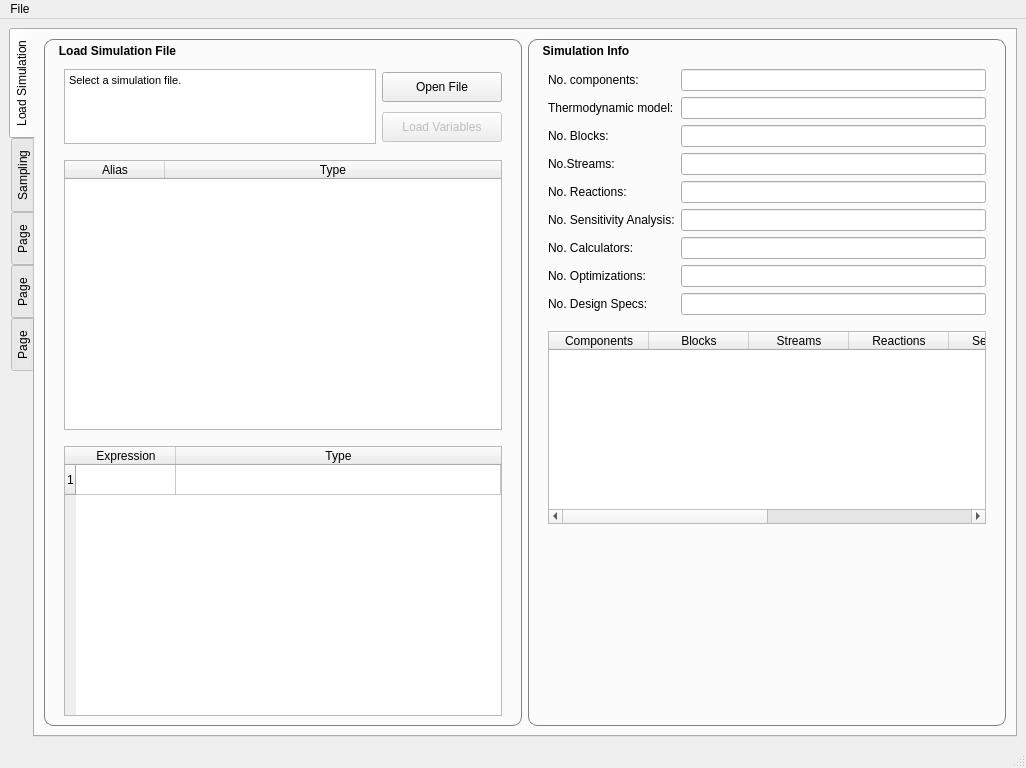
This is gui/views/ui_files/mainwindow.ui in feslima/metacontrol as Qt 5 draws it before an edit. The edited form follows.
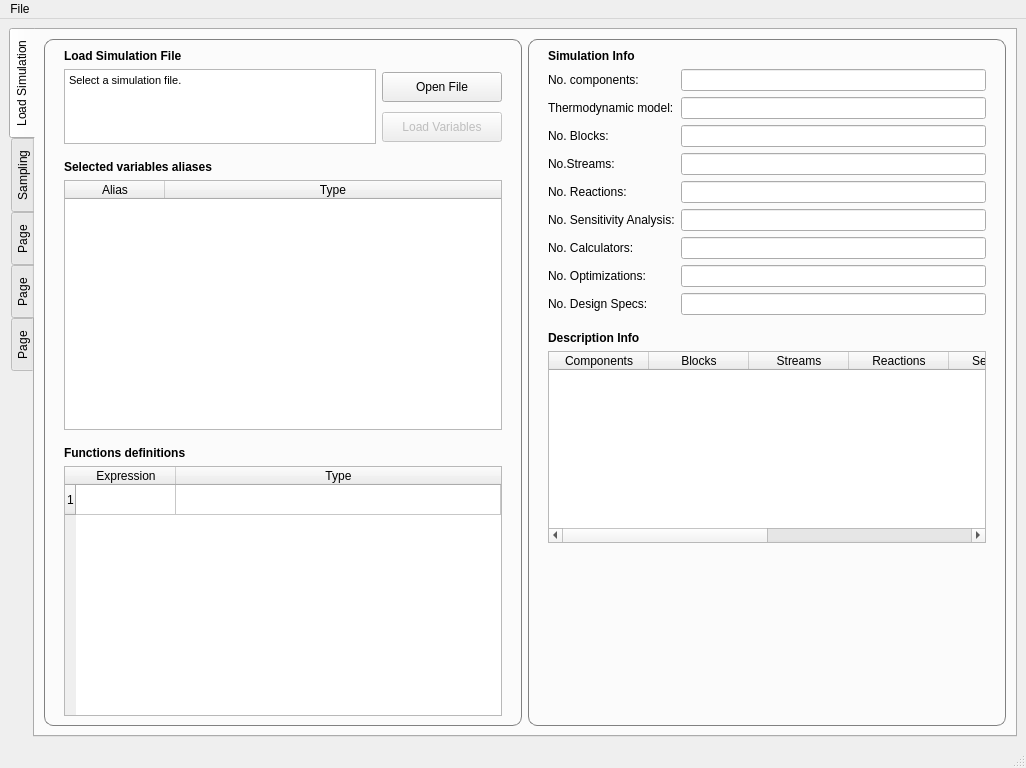
This is the edited form. Icons and pictures are not drawn.

Commit message: minor reformulation in mainwindow GUI structure.

Diff of the .ui file:
```diff
--- a/gui/views/ui_files/mainwindow.ui
+++ b/gui/views/ui_files/mainwindow.ui
@@ -110,9 +110,64 @@
 }</string>
           </property>
           <property name="title">
-           <string>Load Simulation File</string>
+           <string/>
           </property>
           <layout class="QGridLayout" name="gridLayout">
+           <item row="4" column="1">
+            <widget class="QLabel" name="label_11">
+             <property name="font">
+              <font>
+               <weight>75</weight>
+               <bold>true</bold>
+              </font>
+             </property>
+             <property name="text">
+              <string>Selected variables aliases</string>
+             </property>
+            </widget>
+           </item>
+           <item row="7" column="1">
+            <widget class="QLabel" name="label_12">
+             <property name="font">
+              <font>
+               <weight>75</weight>
+               <bold>true</bold>
+              </font>
+             </property>
+             <property name="text">
+              <string>Functions definitions</string>
+             </property>
+            </widget>
+           </item>
+           <item row="0" column="1">
+            <widget class="QLabel" name="label_13">
+             <property name="font">
+              <font>
+               <weight>75</weight>
+               <bold>true</bold>
+              </font>
+             </property>
+             <property name="text">
+              <string>Load Simulation File</string>
+             </property>
+            </widget>
+           </item>
+           <item row="3" column="1">
+            <spacer name="verticalSpacer">
+             <property name="orientation">
+              <enum>Qt::Vertical</enum>
+             </property>
+             <property name="sizeType">
+              <enum>QSizePolicy::Fixed</enum>
+             </property>
+             <property name="sizeHint" stdset="0">
+              <size>
+               <width>20</width>
+               <height>10</height>
+              </size>
+             </property>
+            </spacer>
+           </item>
            <item row="1" column="2">
             <widget class="QPushButton" name="buttonOpenSimFile">
              <property name="sizePolicy">
@@ -220,44 +275,6 @@
              </property>
             </spacer>
            </item>
-           <item row="0" column="1">
-            <spacer name="verticalSpacer_2">
-             <property name="orientation">
-              <enum>Qt::Vertical</enum>
-             </property>
-             <property name="sizeType">
-              <enum>QSizePolicy::Fixed</enum>
-             </property>
-             <property name="sizeHint" stdset="0">
-              <size>
-               <width>20</width>
-               <height>20</height>
-              </size>
-             </property>
-            </spacer>
-           </item>
-           <item row="6" column="1" colspan="2">
-            <widget class="QTableWidget" name="tableWidgetExpressions">
-             <attribute name="horizontalHeaderStretchLastSection">
-              <bool>true</bool>
-             </attribute>
-             <row>
-              <property name="text">
-               <string>1</string>
-              </property>
-             </row>
-             <column>
-              <property name="text">
-               <string>Expression</string>
-              </property>
-             </column>
-             <column>
-              <property name="text">
-               <string>Type</string>
-              </property>
-             </column>
-            </widget>
-           </item>
            <item row="1" column="1" rowspan="2">
             <widget class="QTextBrowser" name="textBrowserSimFile">
              <property name="sizePolicy">
@@ -284,7 +301,7 @@
              </property>
             </widget>
            </item>
-           <item row="5" column="1">
+           <item row="6" column="1">
             <spacer name="verticalSpacer_6">
              <property name="orientation">
               <enum>Qt::Vertical</enum>
@@ -300,7 +317,7 @@
              </property>
             </spacer>
            </item>
-           <item row="4" column="1" colspan="2">
+           <item row="5" column="1" colspan="2">
             <widget class="QTableWidget" name="tableWidgetAliasDisplay">
              <property name="sortingEnabled">
               <bool>true</bool>
@@ -320,6 +337,28 @@
              </column>
             </widget>
            </item>
+           <item row="8" column="1" colspan="2">
+            <widget class="QTableWidget" name="tableWidgetExpressions">
+             <attribute name="horizontalHeaderStretchLastSection">
+              <bool>true</bool>
+             </attribute>
+             <row>
+              <property name="text">
+               <string>1</string>
+              </property>
+             </row>
+             <column>
+              <property name="text">
+               <string>Expression</string>
+              </property>
+             </column>
+             <column>
+              <property name="text">
+               <string>Type</string>
+              </property>
+             </column>
+            </widget>
+           </item>
           </layout>
          </widget>
         </item>
@@ -346,9 +385,38 @@
 }</string>
           </property>
           <property name="title">
-           <string>Simulation Info</string>
+           <string/>
           </property>
           <layout class="QGridLayout" name="gridLayout_3">
+           <item row="2" column="1">
+            <spacer name="verticalSpacer_7">
+             <property name="orientation">
+              <enum>Qt::Vertical</enum>
+             </property>
+             <property name="sizeType">
+              <enum>QSizePolicy::Fixed</enum>
+             </property>
+             <property name="sizeHint" stdset="0">
+              <size>
+               <width>20</width>
+               <height>10</height>
+              </size>
+             </property>
+            </spacer>
+           </item>
+           <item row="3" column="1">
+            <widget class="QLabel" name="label_10">
+             <property name="font">
+              <font>
+               <weight>75</weight>
+               <bold>true</bold>
+              </font>
+             </property>
+             <property name="text">
+              <string>Description Info</string>
+             </property>
+            </widget>
+           </item>
            <item row="1" column="0">
             <spacer name="horizontalSpacer_4">
              <property name="orientation">
@@ -365,17 +433,64 @@
              </property>
             </spacer>
            </item>
-           <item row="0" column="1">
-            <spacer name="verticalSpacer_3">
+           <item row="4" column="1">
+            <widget class="QTableWidget" name="tableWidgetSimulationData">
+             <attribute name="horizontalHeaderStretchLastSection">
+              <bool>true</bool>
+             </attribute>
+             <column>
+              <property name="text">
+               <string>Components</string>
+              </property>
+             </column>
+             <column>
+              <property name="text">
+               <string>Blocks</string>
+              </property>
+             </column>
+             <column>
+              <property name="text">
+               <string>Streams</string>
+              </property>
+             </column>
+             <column>
+              <property name="text">
+               <string>Reactions</string>
+              </property>
+             </column>
+             <column>
+              <property name="text">
+               <string>Sensitivity</string>
+              </property>
+             </column>
+             <column>
+              <property name="text">
+               <string>Calculators</string>
+              </property>
+             </column>
+             <column>
+              <property name="text">
+               <string>Optimizations</string>
+              </property>
+             </column>
+             <column>
+              <property name="text">
+               <string>Design Specs</string>
+              </property>
+             </column>
+            </widget>
+           </item>
+           <item row="1" column="2">
+            <spacer name="horizontalSpacer">
              <property name="orientation">
-              <enum>Qt::Vertical</enum>
+              <enum>Qt::Horizontal</enum>
              </property>
              <property name="sizeType">
-              <enum>QSizePolicy::Maximum</enum>
+              <enum>QSizePolicy::Fixed</enum>
              </property>
              <property name="sizeHint" stdset="0">
               <size>
-               <width>20</width>
+               <width>10</width>
                <height>20</height>
               </size>
              </property>
@@ -592,39 +707,7 @@
              </item>
             </layout>
            </item>
-           <item row="1" column="2">
-            <spacer name="horizontalSpacer">
-             <property name="orientation">
-              <enum>Qt::Horizontal</enum>
-             </property>
-             <property name="sizeType">
-              <enum>QSizePolicy::Fixed</enum>
-             </property>
-             <property name="sizeHint" stdset="0">
-              <size>
-               <width>10</width>
-               <height>20</height>
-              </size>
-             </property>
-            </spacer>
-           </item>
-           <item row="2" column="1">
-            <spacer name="verticalSpacer_4">
-             <property name="orientation">
-              <enum>Qt::Vertical</enum>
-             </property>
-             <property name="sizeType">
-              <enum>QSizePolicy::Fixed</enum>
-             </property>
-             <property name="sizeHint" stdset="0">
-              <size>
-               <width>20</width>
-               <height>10</height>
-              </size>
-             </property>
-            </spacer>
-           </item>
-           <item row="4" column="1">
+           <item row="5" column="1">
             <spacer name="verticalSpacer_5">
              <property name="orientation">
               <enum>Qt::Vertical</enum>
@@ -637,51 +720,17 @@
              </property>
             </spacer>
            </item>
-           <item row="3" column="1">
-            <widget class="QTableWidget" name="tableWidgetSimulationData">
-             <attribute name="horizontalHeaderStretchLastSection">
-              <bool>true</bool>
-             </attribute>
-             <column>
-              <property name="text">
-               <string>Components</string>
-              </property>
-             </column>
-             <column>
-              <property name="text">
-               <string>Blocks</string>
-              </property>
-             </column>
-             <column>
-              <property name="text">
-               <string>Streams</string>
-              </property>
-             </column>
-             <column>
-              <property name="text">
-               <string>Reactions</string>
-              </property>
-             </column>
-             <column>
-              <property name="text">
-               <string>Sensitivity</string>
-              </property>
-             </column>
-             <column>
-              <property name="text">
-               <string>Calculators</string>
-              </property>
-             </column>
-             <column>
-              <property name="text">
-               <string>Optimizations</string>
-              </property>
-             </column>
-             <column>
-              <property name="text">
-               <string>Design Specs</string>
-              </property>
-             </column>
+           <item row="0" column="1">
+            <widget class="QLabel" name="label_14">
+             <property name="font">
+              <font>
+               <weight>75</weight>
+               <bold>true</bold>
+              </font>
+             </property>
+             <property name="text">
+              <string>Simulation Info</string>
+             </property>
             </widget>
            </item>
           </layout>
```
Left out of the diff: 18 changed lines with no effect on the pictures. The commit also changes 1 other file.
